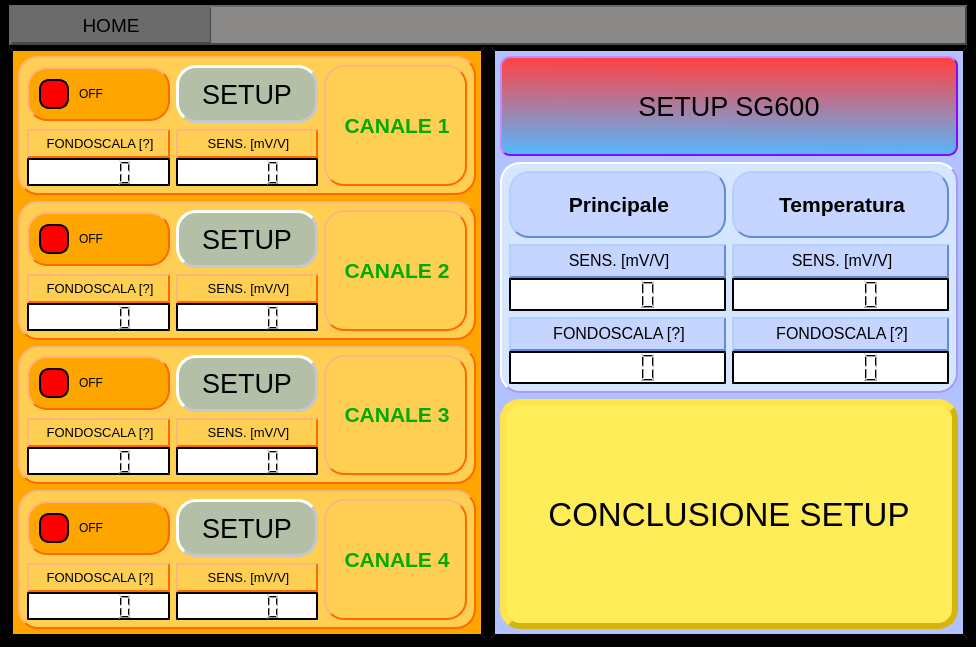
Above: Qt Creator/View_QT_SetupPage.ui from Mixer97/tesi_triennale before the change. Below: the same form after it.
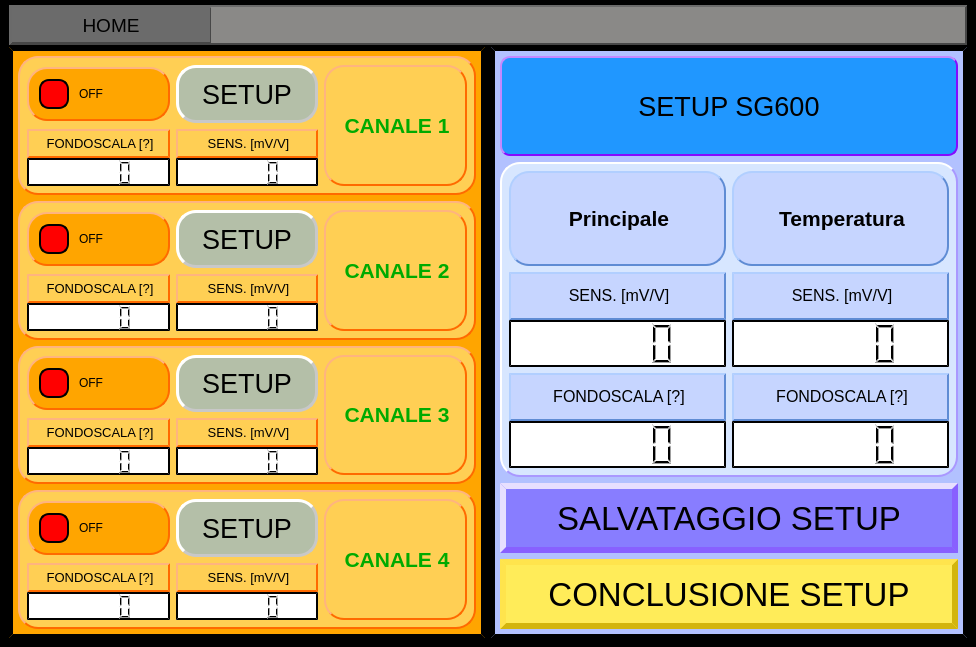
That is the form after the change.

Patch:
```diff
--- a/Qt Creator/View_QT_SetupPage.ui
+++ b/Qt Creator/View_QT_SetupPage.ui
@@ -1066,6 +1066,12 @@
           <layout class="QGridLayout" name="gridLayout_27">
            <item row="0" column="0">
             <widget class="QWidget" name="widget" native="true">
+             <property name="sizePolicy">
+              <sizepolicy hsizetype="Preferred" vsizetype="Expanding">
+               <horstretch>0</horstretch>
+               <verstretch>0</verstretch>
+              </sizepolicy>
+             </property>
              <property name="styleSheet">
               <string notr="true">QWidget {
 	background-color: rgb(215, 230, 255);
@@ -1336,14 +1342,64 @@
              </layout>
             </widget>
            </item>
-           <item row="1" column="0">
+           <item row="2" column="0">
+            <widget class="QPushButton" name="pushButton">
+             <property name="sizePolicy">
+              <sizepolicy hsizetype="Minimum" vsizetype="Preferred">
+               <horstretch>0</horstretch>
+               <verstretch>0</verstretch>
+              </sizepolicy>
+             </property>
+             <property name="minimumSize">
+              <size>
+               <width>0</width>
+               <height>70</height>
+              </size>
+             </property>
+             <property name="font">
+              <font>
+               <pointsize>25</pointsize>
+              </font>
+             </property>
+             <property name="cursor">
+              <cursorShape>PointingHandCursor</cursorShape>
+             </property>
+             <property name="mouseTracking">
+              <bool>false</bool>
+             </property>
+             <property name="styleSheet">
+              <string notr="true">QWidget {
+	background-color: rgb(136, 125, 255);
+	border-style: outset;
+    border-width: 6px;
+	border-color: rgb(136, 96, 255);
+	border-style: outset;
+	border-radius: 0px;
+}
+QPushButton{
+	color: rgb(0,0,0);
+}
+</string>
+             </property>
+             <property name="text">
+              <string>SALVATAGGIO SETUP</string>
+             </property>
+            </widget>
+           </item>
+           <item row="3" column="0">
             <widget class="QPushButton" name="pushButton_concludi_setup">
              <property name="sizePolicy">
-              <sizepolicy hsizetype="Minimum" vsizetype="Ignored">
+              <sizepolicy hsizetype="Minimum" vsizetype="Preferred">
                <horstretch>0</horstretch>
                <verstretch>0</verstretch>
               </sizepolicy>
              </property>
+             <property name="minimumSize">
+              <size>
+               <width>0</width>
+               <height>70</height>
+              </size>
+             </property>
              <property name="font">
               <font>
                <pointsize>25</pointsize>
@@ -1359,7 +1415,7 @@
     border-width: 6px;
 	border-color: rgb(211, 181, 13);
 	border-style: outset;
-	border-radius: 20px;
+	border-radius: 0px;
 }
 QPushButton{
 	color: rgb(0,0,0);
@@ -1376,7 +1432,7 @@
          <item row="0" column="0" colspan="2">
           <widget class="QPushButton" name="pushButton_setup_CHSG600">
            <property name="sizePolicy">
-            <sizepolicy hsizetype="Expanding" vsizetype="Preferred">
+            <sizepolicy hsizetype="Expanding" vsizetype="Expanding">
              <horstretch>0</horstretch>
              <verstretch>0</verstretch>
             </sizepolicy>
@@ -1410,9 +1466,14 @@
     border-width: 2px;
     border-color: rgb(133, 10, 255);
 	border-radius: 10px;
-	background: 
-
-qlineargradient(spread:pad, x1:0.502, y1:0, x2:0.479, y2:1, stop:0.028169 rgba(255, 67, 67, 255), stop:1 rgba(84, 184, 255, 255))
+	background-color: qlineargradient(spread:pad, x1:0.502, y1:0, x2:0.479, y2:1, stop:0.028169 
+rgba(255, 67,67,255), stop:1 rgba(84, 184, 255, 255))
+}
+QPushButton::pressed{
+	border-width: 1px;
+	background-color:qlineargradient(spread:pad, x1:0.502, y1:0, x2:0.479, y2:1, stop:0.028169 
+rgba(84, 184, 255, 255), stop:1 rgba(255, 67,67,255));
+	color: rgb(0, 0, 0);
 }
 </string>
            </property>
```
Left out of the diff: 283 changed lines with no effect on the pictures.
